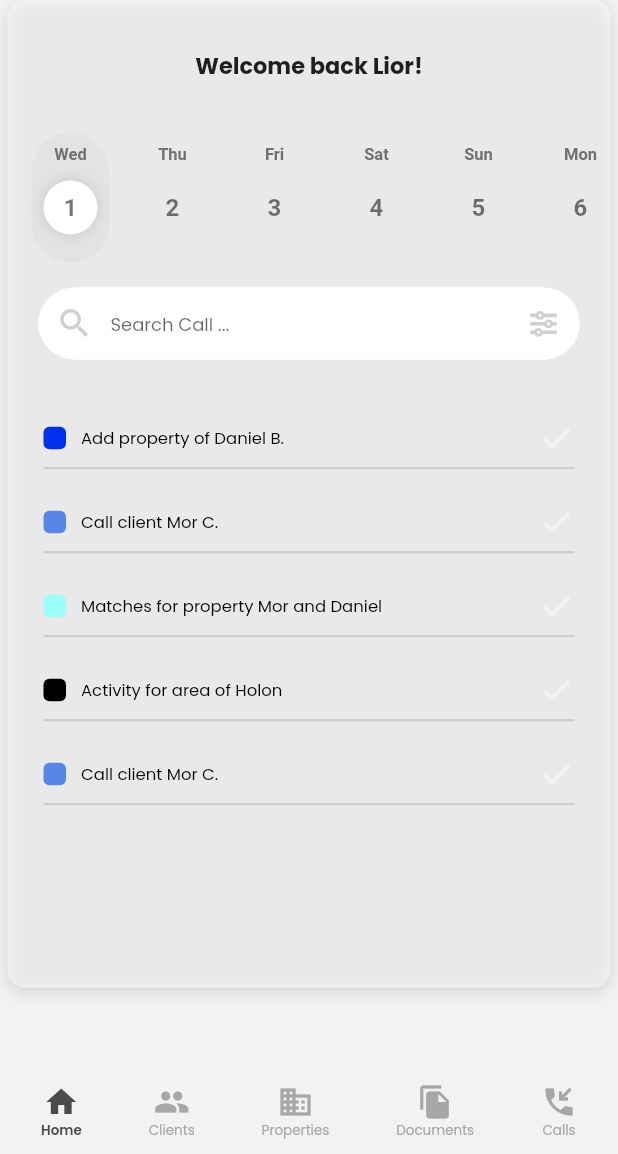
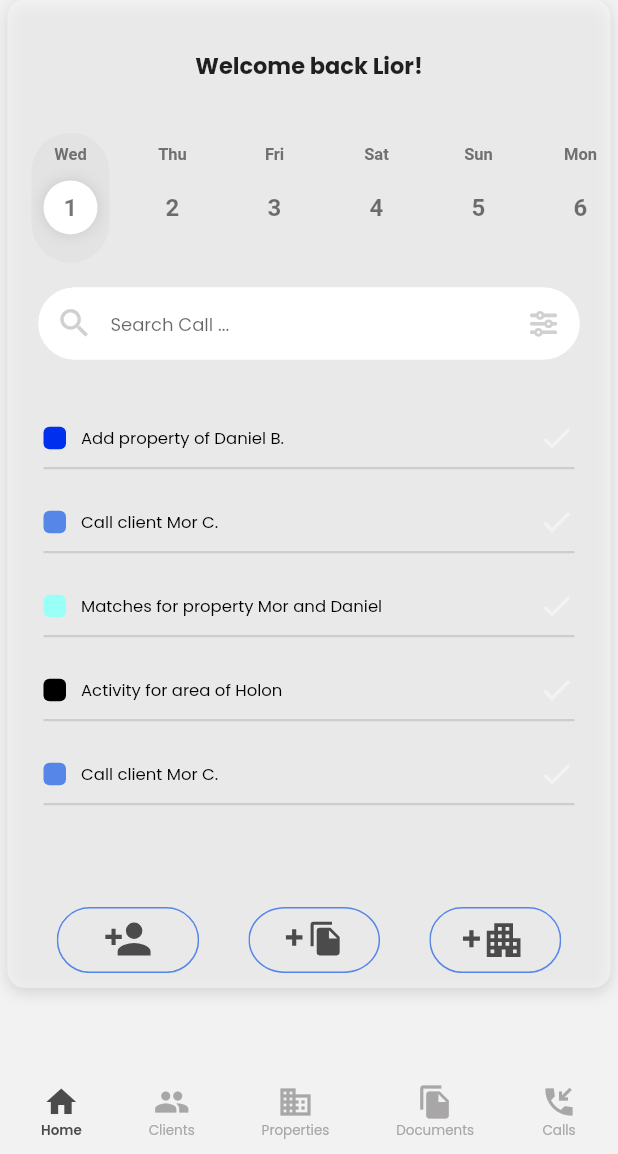
Before and after one commit to iusamaashraf/bullmatch-real-estate, a Flutter app: the RootPage screen opened directly, on a phone screen of 412 x 824 dp, the part 82-1236 px from its top. Run offline on Flutter 3.47's test engine with Material 2 defaults, Android fonts, the phone set to English and light mode, and no system bars; our stand-ins replace flutter_svg, font_awesome_flutter, get, google_fonts.

Commit message:
working on homepag

```diff
--- a/lib/constants/icons.dart
+++ b/lib/constants/icons.dart
@@ -11,4 +11,7 @@ class IconClass {
   static const matches = 'assets/icons/matches.svg';
   static const activity = 'assets/icons/activity.svg';
   static const ringingPhone = 'assets/icons/phoneintalk.svg';
+  static const addGroups = 'assets/icons/add_group.svg';
+  static const addDocuments = 'assets/icons/add_documents.svg';
+  static const addProperties = 'assets/icons/add_properties.svg';
 }
--- a/lib/views/pages/root/bottom_nav/home/home_page.dart
+++ b/lib/views/pages/root/bottom_nav/home/home_page.dart
@@ -1,7 +1,8 @@
 import 'package:bullmatch/constants/colors.dart';
-import 'package:bullmatch/models/task_model.dart';
+import 'package:bullmatch/constants/icons.dart';
 import 'package:bullmatch/views/widgets/search_field.dart';
 import 'package:flutter/material.dart';
+import 'package:flutter_svg/svg.dart';
 import 'package:get/get.dart';
 import 'package:google_fonts/google_fonts.dart';
 import 'package:intl/intl.dart';
@@ -39,6 +40,7 @@ class _HomePageState extends State<HomePage> {
   Widget build(BuildContext context) {
     return Padding(
       padding: const EdgeInsets.all(0.0),
+      child: SingleChildScrollView(
         child: Column(
           children: [
             Container(
@@ -63,8 +65,6 @@ class _HomePageState extends State<HomePage> {
                         fontSize: 15, fontWeight: FontWeight.bold),
                   ),
                   SizedBox(height: Get.height * 0.04),
-                // const HorizontalCalendar(),
-
                   SingleChildScrollView(
                     scrollDirection: Axis.horizontal,
                     physics: const ClampingScrollPhysics(),
@@ -117,7 +117,8 @@ class _HomePageState extends State<HomePage> {
                                               shape: BoxShape.circle,
                                               boxShadow: [
                                                 BoxShadow(
-                                                  color: selectedIndex == index
+                                                    color: selectedIndex ==
+                                                            index
                                                         ? Colors.black12
                                                         : Colors.transparent,
                                                     blurRadius:
@@ -154,13 +155,31 @@ class _HomePageState extends State<HomePage> {
                   ),
                   SizedBox(height: Get.height * 0.02),
                   Expanded(
-                  child: selectedDate != null ? const TaskList() : Container(),
+                    flex: 2,
+                    child:
+                        selectedDate != null ? const TaskList() : Container(),
                   ),
+                  Row(
+                    mainAxisAlignment: MainAxisAlignment.spaceEvenly,
+                    children: [
+                      GestureDetector(
+                          onTap: () {},
+                          child: SvgPicture.asset(IconClass.addGroups)),
+                      GestureDetector(
+                          onTap: () {},
+                          child: SvgPicture.asset(IconClass.addDocuments)),
+                      GestureDetector(
+                          onTap: () {},
+                          child: SvgPicture.asset(IconClass.addProperties)),
+                    ],
+                  ),
+                  const SizedBox(height: 10),
                 ],
               ),
             ),
           ],
         ),
+      ),
     );
   }
 }
```
Also changed, not shown: assets/icons/add_documents.svg (added), assets/icons/add_group.svg (added), assets/icons/add_properties.svg (added). Lines whose indentation alone changed are shown as unchanged.
